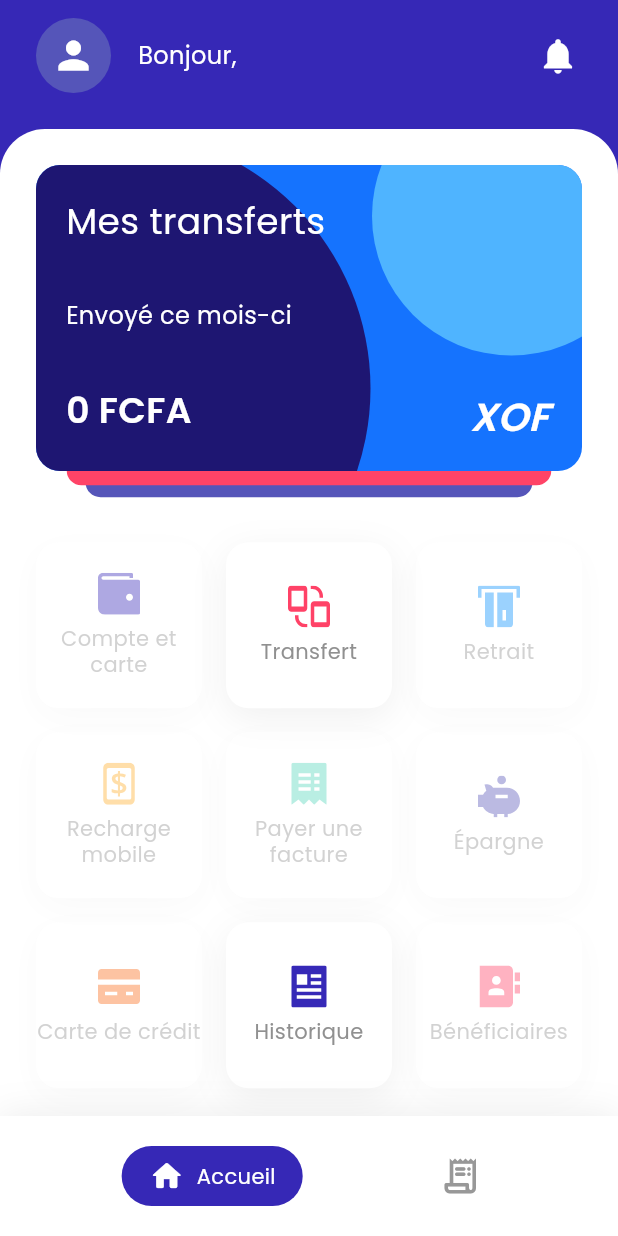
After one commit to Lecam-host/test_ebanking, a Flutter app: the HomePage screen opened by its route, on a phone screen of 412 x 824 dp. The commit adds this screen. Run offline on Flutter 3.47's test engine with Material 3 defaults, Android fonts, the phone set to English and light mode, and no system bars; our stand-ins replace connectivity_plus, dio, drift, firebase_core, firebase_messaging, flutter_riverpod and 4 more; accounts and stored records are empty; generated files the repository leaves out were written again.

Commit message:
feat(ui): add the home screen and bottom bar from the Figma kit
- Home screen after the kit's "Home": greeting with the client's number,
  bell whose badge counts transfers still being checked, summary card,
  3x3 tile grid with the kit's SVG icons (flutter_svg).
- Summary card drawn like the kit's bank card (navy disc, blue and light
  blue, stacked bands; geometry measured on the mockup) but with real data
  only: amount sent this month (accepted transfers only) and the masked
  number, since there is no balance in this test.
- Only Transfer and History tiles are active; the other services stay
  visible for design fidelity but greyed out, with a "coming soon" note.
- Bottom bar (Home, History) through a StatefulShellRoute: each tab keeps
  its state; the send screen stays full screen. After unlocking, the app
  lands on /home.
- Tests: amount sent this month, badge count, phone formatting; router
  test updated.

```diff
--- a/lib/app/router.dart
+++ b/lib/app/router.dart
@@ -1,10 +1,12 @@
 import 'package:flutter/material.dart';
 import 'package:flutter_riverpod/flutter_riverpod.dart';
 import 'package:go_router/go_router.dart';
+import 'package:test_ebanking/core/presentation/app_bottom_bar.dart';
 import 'package:test_ebanking/features/auth/presentation/auth_notifier.dart';
 import 'package:test_ebanking/features/auth/presentation/pages/login_page.dart';
 import 'package:test_ebanking/features/auth/presentation/pages/pin_pages.dart';
 import 'package:test_ebanking/features/transfer/presentation/pages/history_page.dart';
+import 'package:test_ebanking/features/transfer/presentation/pages/home_page.dart';
 import 'package:test_ebanking/features/transfer/presentation/pages/send_transfer_page.dart';
 import 'package:test_ebanking/features/transfer/presentation/pages/transfer_detail_page.dart';
 
@@ -26,7 +28,7 @@ String? authRedirect(AuthStatus status, Uri uri) {
     AuthStatus.locked => '/unlock',
     AuthStatus.unlocked => null,
   };
-  if (required == null) return onAuthPage ? (from ?? '/transfers') : null;
+  if (required == null) return onAuthPage ? (from ?? '/home') : null;
   if (location == required) return null;
   return from == null
       ? required
@@ -41,7 +43,7 @@ final routerProvider = Provider<GoRouter>((ref) {
   ref.onDispose(status.dispose);
 
   return GoRouter(
-    initialLocation: '/transfers',
+    initialLocation: '/home',
     refreshListenable: status,
     redirect: (context, state) => authRedirect(status.value, state.uri),
     routes: [
@@ -53,20 +55,55 @@ final routerProvider = Provider<GoRouter>((ref) {
       GoRoute(path: '/login', builder: (context, state) => const LoginPage()),
       GoRoute(path: '/pin', builder: (context, state) => const CreatePinPage()),
       GoRoute(path: '/unlock', builder: (context, state) => const UnlockPage()),
+      // Hors de la barre du bas : l'envoi occupe tout l'écran.
       GoRoute(
         path: '/send',
         builder: (context, state) => const SendTransferPage(),
       ),
+      // Accueil et historique, avec la barre du bas. indexedStack garde
+      // chaque onglet en vie : on retrouve l'historique là où on l'a laissé.
+      StatefulShellRoute.indexedStack(
+        builder: (context, state, shell) => Scaffold(
+          body: shell,
+          bottomNavigationBar: AppBottomBar(
+            items: const [
+              (icon: Icons.home_rounded, label: 'Accueil'),
+              (icon: Icons.receipt_long_rounded, label: 'Historique'),
+            ],
+            currentIndex: shell.currentIndex,
+            onTap: (index) => shell.goBranch(
+              index,
+              initialLocation: index == shell.currentIndex,
+            ),
+          ),
+        ),
+        branches: [
+          StatefulShellBranch(
+            routes: [
+              GoRoute(
+                path: '/home',
+                builder: (context, state) => const HomePage(),
+              ),
+            ],
+          ),
+          StatefulShellBranch(
+            routes: [
               GoRoute(
                 path: '/transfers',
                 builder: (context, state) => const HistoryPage(),
                 routes: [
-          // L'identifiant est la clé d'idempotence, pas l'id serveur : elle
-          // existe dès l'enregistrement local, avant toute réponse du serveur.
+                  // L'identifiant est la clé d'idempotence, pas l'id serveur :
+                  // elle existe dès l'enregistrement local, avant toute
+                  // réponse du serveur.
                   GoRoute(
                     path: ':id',
-            builder: (context, state) =>
-                TransferDetailPage(idempotencyKey: state.pathParameters['id']!),
+                    builder: (context, state) => TransferDetailPage(
+                      idempotencyKey: state.pathParameters['id']!,
+                    ),
+                  ),
+                ],
+              ),
+            ],
           ),
         ],
       ),
--- /dev/null
+++ b/lib/core/presentation/app_bottom_bar.dart
@@ -0,0 +1,72 @@
+import 'package:flutter/material.dart';
+import 'package:test_ebanking/core/presentation/app_colors.dart';
+
+/// Barre du bas du kit : l'onglet ouvert est une pastille indigo (icône +
+/// libellé), les autres une simple icône grise.
+class AppBottomBar extends StatelessWidget {
+  const AppBottomBar({
+    super.key,
+    required this.items,
+    required this.currentIndex,
+    required this.onTap,
+  });
+
+  final List<({IconData icon, String label})> items;
+  final int currentIndex;
+  final ValueChanged<int> onTap;
+
+  @override
+  Widget build(BuildContext context) => DecoratedBox(
+    decoration: const BoxDecoration(
+      color: Colors.white,
+      boxShadow: [BoxShadow(color: Color(0x14000000), blurRadius: 20)],
+    ),
+    child: SafeArea(
+      top: false,
+      child: Padding(
+        padding: const EdgeInsets.symmetric(vertical: 16),
+        child: Row(
+          mainAxisAlignment: MainAxisAlignment.spaceEvenly,
+          children: [
+            for (final (index, item) in items.indexed)
+              index == currentIndex
+                  ? _Selected(item.icon, item.label)
+                  : IconButton(
+                      tooltip: item.label,
+                      onPressed: () => onTap(index),
+                      icon: Icon(
+                        item.icon,
+                        color: const Color(0xFF989898),
+                        size: 28,
+                      ),
+                    ),
+          ],
+        ),
+      ),
+    ),
+  );
+}
+
+class _Selected extends StatelessWidget {
+  const _Selected(this.icon, this.label);
+
+  final IconData icon;
+  final String label;
+
+  @override
+  Widget build(BuildContext context) => Container(
+    padding: const EdgeInsets.symmetric(horizontal: 18, vertical: 8),
+    decoration: BoxDecoration(
+      color: AppColors.primary,
+      borderRadius: BorderRadius.circular(40),
+    ),
+    child: Row(
+      mainAxisSize: MainAxisSize.min,
+      children: [
+        Icon(icon, color: Colors.white, size: 24),
+        const SizedBox(width: 8),
+        Text(label, style: const TextStyle(color: Colors.white, fontSize: 14)),
+      ],
+    ),
+  );
+}
--- a/lib/features/auth/domain/usecases/session_manager.dart
+++ b/lib/features/auth/domain/usecases/session_manager.dart
@@ -25,6 +25,9 @@ class SessionManager {
   Stream<void> get sessionEnded => _ended.stream;
 
   String? get accessToken => _session?.accessToken;
+
+  /// Numéro du client connecté.
+  String? get phone => _session?.phone;
 
   /// Au démarrage, sans réseau : relit la session gardée sur le téléphone. Le
   /// jeton d'accès sera obtenu au premier appel au serveur.
--- a/lib/features/auth/presentation/auth_notifier.dart
+++ b/lib/features/auth/presentation/auth_notifier.dart
@@ -122,3 +122,9 @@ class AuthNotifier extends Notifier<AuthState> {
 final authNotifierProvider = NotifierProvider<AuthNotifier, AuthState>(
   AuthNotifier.new,
 );
+
+/// Numéro du client connecté, relu à chaque changement de session.
+final currentPhoneProvider = Provider<String?>((ref) {
+  ref.watch(authNotifierProvider);
+  return ref.read(sessionManagerProvider).phone;
+});
--- a/lib/features/transfer/presentation/formatters.dart
+++ b/lib/features/transfer/presentation/formatters.dart
@@ -8,6 +8,18 @@ String formatAmount(int amount) {
   );
   return '$grouped FCFA';
 }
+
+/// 0701020304 → « 07 01 02 03 04 ».
+String formatPhone(String phone) => [
+  for (var i = 0; i < phone.length; i += 2)
+    phone.substring(i, i + 2 > phone.length ? phone.length : i + 2),
+].join(' ');
+
+/// 0701020304 → « 07 •• •• 03 04 », comme un numéro de carte masqué.
+String maskPhone(String phone) => phone.length != 10
+    ? phone
+    : '${phone.substring(0, 2)} •• •• '
+          '${phone.substring(6, 8)} ${phone.substring(8)}';
 
 /// « 23/11/2026 14:05 », à l'heure du téléphone.
 String formatDateTime(DateTime dateTime) {
--- /dev/null
+++ b/lib/features/transfer/presentation/home_summary.dart
@@ -0,0 +1,22 @@
+import 'package:test_ebanking/features/transfer/domain/entities/transfer.dart';
+import 'package:test_ebanking/features/transfer/domain/entities/transfer_status.dart';
+
+/// Montant envoyé ce mois-ci, calculé sur l'historique du téléphone.
+///
+/// Seuls comptent les transferts acceptés par le serveur : un transfert
+/// incertain n'est peut-être pas parti, un refusé ou échoué n'a rien envoyé.
+int amountSentThisMonth(List<Transfer> transfers, DateTime now) => transfers
+    .where((t) => _sameMonth(t.createdAt.toLocal(), now) && _accepted(t.status))
+    .fold(0, (sum, t) => sum + t.amount);
+
+/// Transferts encore « en vérification » (pastille de la cloche).
+int uncertainCount(List<Transfer> transfers) =>
+    transfers.where((t) => t.status.needsReconciliation).length;
+
+bool _sameMonth(DateTime a, DateTime b) =>
+    a.year == b.year && a.month == b.month;
+
+bool _accepted(TransferStatus status) =>
+    status == TransferStatus.submitted ||
+    status == TransferStatus.processing ||
+    status == TransferStatus.paid;
--- /dev/null
+++ b/lib/features/transfer/presentation/pages/home_page.dart
@@ -0,0 +1,196 @@
+import 'package:flutter/material.dart';
+import 'package:flutter_riverpod/flutter_riverpod.dart';
+import 'package:flutter_svg/flutter_svg.dart';
+import 'package:go_router/go_router.dart';
+import 'package:test_ebanking/core/presentation/app_colors.dart';
+import 'package:test_ebanking/features/auth/presentation/auth_notifier.dart';
+import 'package:test_ebanking/features/transfer/presentation/formatters.dart';
+import 'package:test_ebanking/features/transfer/presentation/home_summary.dart';
+import 'package:test_ebanking/features/transfer/presentation/transfer_providers.dart';
+import 'package:test_ebanking/features/transfer/presentation/widgets/summary_card.dart';
+
+/// Accueil, d'après l'écran « Home » du kit Figma.
+///
+/// Les neuf tuiles du kit sont gardées pour rester fidèle au design ; seules
+/// celles de ce test (Transfert, Historique) sont actives, les autres sont
+/// grisées et l'annoncent.
+class HomePage extends ConsumerWidget {
+  const HomePage({super.key});
+
+  @override
+  Widget build(BuildContext context, WidgetRef ref) {
+    final transfers = ref.watch(historyProvider).value?.transfers ?? const [];
+    final now = ref.watch(nowProvider).value ?? ref.watch(clockProvider).now();
+    final phone = ref.watch(currentPhoneProvider) ?? '';
+
+    return Scaffold(
+      backgroundColor: AppColors.primary,
+      body: SafeArea(
+        bottom: false,
+        child: Column(
+          children: [
+            _Header(phone: phone, uncertain: uncertainCount(transfers)),
+            Expanded(
+              child: DecoratedBox(
+                decoration: const BoxDecoration(
+                  color: Colors.white,
+                  borderRadius: BorderRadius.vertical(top: Radius.circular(30)),
+                ),
+                child: ListView(
+                  padding: const EdgeInsets.fromLTRB(24, 24, 24, 24),
+                  children: [
+                    SummaryCard(
+                      phone: phone,
+                      sentThisMonth: amountSentThisMonth(transfers, now),
+                    ),
+                    const SizedBox(height: 30),
+                    GridView.count(
+                      crossAxisCount: 3,
+                      mainAxisSpacing: 16,
+                      crossAxisSpacing: 16,
+                      shrinkWrap: true,
+                      physics: const NeverScrollableScrollPhysics(),
+                      // Laisse déborder l'ombre des tuiles du bord.
+                      clipBehavior: Clip.none,
+                      children: [
+                        _Tile('account', 'Compte et carte'),
+                        _Tile(
+                          'transfer',
+                          'Transfert',
+                          onTap: () => context.push('/send'),
+                        ),
+                        _Tile('withdraw', 'Retrait'),
+                        _Tile('mobile_prepaid', 'Recharge mobile'),
+                        _Tile('pay_bill', 'Payer une facture'),
+                        _Tile('savings', 'Épargne'),
+                        _Tile('credit_card', 'Carte de crédit'),
+                        _Tile(
+                          'history',
+                          'Historique',
+                          onTap: () => context.go('/transfers'),
+                        ),
+                        _Tile('beneficiaries', 'Bénéficiaires'),
+                      ],
+                    ),
+                  ],
+                ),
+              ),
+            ),
+          ],
+        ),
+      ),
+    );
+  }
+}
+
+class _Header extends StatelessWidget {
+  const _Header({required this.phone, required this.uncertain});
+
+  final String phone;
+  final int uncertain;
+
+  @override
+  Widget build(BuildContext context) => Padding(
+    padding: const EdgeInsets.fromLTRB(24, 12, 16, 24),
+    child: Row(
+      children: [
+        const CircleAvatar(
+          radius: 25,
+          backgroundColor: AppColors.primaryLight,
+          child: Icon(Icons.person, color: Colors.white, size: 30),
+        ),
+        const SizedBox(width: 18),
+        Expanded(
+          child: Text(
+            'Bonjour, ${formatPhone(phone)}',
+            style: const TextStyle(
+              color: Colors.white,
+              fontSize: 16,
+              fontWeight: FontWeight.w500,
+            ),
+          ),
+        ),
+        IconButton(
+          tooltip: 'Transferts en vérification',
+          onPressed: () => context.go('/transfers'),
+          icon: Badge(
+            // Pastille : transferts encore « en vérification ».
+            isLabelVisible: uncertain > 0,
+            label: Text('$uncertain'),
+            backgroundColor: AppColors.red,
+            child: const Icon(
+              Icons.notifications,
+              color: Colors.white,
+              size: 28,
+            ),
+          ),
+        ),
+      ],
+    ),
+  );
+}
+
+class _Tile extends StatelessWidget {
+  const _Tile(this.icon, this.label, {this.onTap});
+
+  final String icon;
+  final String label;
+
+  /// null : service hors du périmètre de ce test.
+  final VoidCallback? onTap;
+
+  @override
+  Widget build(BuildContext context) {
+    final available = onTap != null;
+    return Opacity(
+      opacity: available ? 1 : 0.4,
+      child: DecoratedBox(
+        // Ombre grise diffuse, plus marquée vers le bas : environ 4 % de noir
+        // au bord de la tuile, mesuré sur la maquette.
+        decoration: BoxDecoration(
+          color: Colors.white,
+          borderRadius: BorderRadius.circular(15),
+          boxShadow: const [
+            BoxShadow(
+              color: Color(0x0F000000),
+              blurRadius: 20,
+              offset: Offset(0, 6),
+            ),
+          ],
+        ),
+        child: Material(
+          type: MaterialType.transparency,
+          child: InkWell(
+            borderRadius: BorderRadius.circular(15),
+            onTap: onTap ?? () => _comingSoon(context),
+            child: Column(
+              mainAxisAlignment: MainAxisAlignment.center,
+              children: [
+                SvgPicture.asset(
+                  'assets/icons/$icon.svg',
+                  width: 28,
+                  height: 28,
+                ),
+                const SizedBox(height: 8),
+                Text(
+                  label,
+                  textAlign: TextAlign.center,
+                  maxLines: 2,
+                  style: const TextStyle(
+                    color: Color(0xFF909090),
+                    fontSize: 14,
+                    height: 1.2,
+                  ),
+                ),
+              ],
+            ),
+          ),
+        ),
+      ),
+    );
+  }
+
+  static void _comingSoon(BuildContext context) =>
+      ScaffoldMessenger.of(context)
+          .showSnackBar(const SnackBar(content: Text('Bientôt disponible.')));
+}
--- /dev/null
+++ b/lib/features/transfer/presentation/widgets/summary_card.dart
@@ -0,0 +1,168 @@
+import 'package:flutter/material.dart';
+import 'package:test_ebanking/core/presentation/app_colors.dart';
+import 'package:test_ebanking/features/transfer/presentation/formatters.dart';
+
+/// Carte de l'accueil, d'après la carte bancaire du kit : mêmes formes et
+/// couleurs, mais des données réelles (montant envoyé ce mois-ci, numéro du
+/// client masqué) au lieu d'un solde, qui n'existe pas dans ce test.
+///
+/// Mesures relevées sur la maquette (en points, relatives à la carte).
+class SummaryCard extends StatelessWidget {
+  const SummaryCard({
+    super.key,
+    required this.phone,
+    required this.sentThisMonth,
+  });
+
+  final String phone;
+  final int sentThisMonth;
+
+  static const _height = 204.0;
+  static const _navy = Color(0xFF1E1672);
+  static const _blue = Color(0xFF1573FE);
+  static const _lightBlue = Color(0xFF4FB4FF);
+
+  @override
+  Widget build(BuildContext context) => SizedBox(
+    // + les deux bandes qui dépassent sous la carte (cartes empilées).
+    height: _height + 17.5,
+    child: Stack(
+      children: [
+        _band(
+          top: _height - 10,
+          height: 27.5,
+          inset: 33,
+          color: AppColors.primaryLight,
+        ),
+        _band(
+          top: _height - 10,
+          height: 19.5,
+          inset: 20.5,
+          color: AppColors.red,
+        ),
+        Positioned(
+          left: 0,
+          right: 0,
+          top: 0,
+          height: _height,
+          child: ClipRRect(
+            borderRadius: BorderRadius.circular(16),
+            child: ColoredBox(
+              color: _blue,
+              child: Stack(
+                children: [
+                  _disc(
+                    center: const Offset(317, 34),
+                    radius: 93,
+                    color: _lightBlue,
+                  ),
+                  _disc(
+                    center: const Offset(51, 149),
+                    radius: 172,
+                    color: _navy,
+                  ),
+                  ..._texts(),
+                ],
+              ),
+            ),
+          ),
+        ),
+      ],
+    ),
+  );
+
+  List<Widget> _texts() {
+    const white = Colors.white;
+    return [
+      const Positioned(
+        left: 20,
+        top: 20,
+        child: Text(
+          'Mes transferts',
+          style: TextStyle(color: white, fontSize: 24),
+        ),
+      ),
+      const Positioned(
+        left: 20,
+        top: 89,
+        child: Text(
+          'Envoyé ce mois-ci',
+          style: TextStyle(
+            color: white,
+            fontSize: 16,
+            fontWeight: FontWeight.w500,
+          ),
+        ),
+      ),
+      Positioned(
+        left: 20,
+        top: 121,
+        child: Text(
+          maskPhone(phone),
+          style: const TextStyle(color: white, fontSize: 18, letterSpacing: 1),
+        ),
+      ),
+      Positioned(
+        left: 20,
+        top: 146,
+        child: Text(
+          formatAmount(sentThisMonth),
+          style: const TextStyle(
+            color: white,
+            fontSize: 24,
+            fontWeight: FontWeight.w600,
+          ),
+        ),
+      ),
+      // À la place du logo VISA : la devise.
+      const Positioned(
+        right: 22,
+        bottom: 18,
+        child: Text(
+          'XOF',
+          style: TextStyle(
+            color: white,
+            fontSize: 26,
+            fontWeight: FontWeight.w600,
+            fontStyle: FontStyle.italic,
+          ),
+        ),
+      ),
+    ];
+  }
+
+  /// Disque de [radius] centré en [center] (coordonnées de la carte) ; ce qui
+  /// dépasse est coupé par les coins arrondis.
+  static Widget _disc({
+    required Offset center,
+    required double radius,
+    required Color color,
+  }) => Positioned(
+    left: center.dx - radius,
+    top: center.dy - radius,
+    width: radius * 2,
+    height: radius * 2,
+    child: DecoratedBox(
+      decoration: BoxDecoration(color: color, shape: BoxShape.circle),
+    ),
+  );
+
+  /// Bande centrée sous la carte, en retrait de [inset] de chaque côté.
+  static Widget _band({
+    required double top,
+    required double height,
+    required double inset,
+    required Color color,
+  }) => Positioned(
+    left: inset,
+    right: inset,
+    top: top,
+    height: height,
+    child: DecoratedBox(
+      decoration: BoxDecoration(
+        color: color,
+        borderRadius: BorderRadius.circular(10),
+      ),
+    ),
+  );
+}
--- a/pubspec.yaml
+++ b/pubspec.yaml
@@ -47,6 +47,7 @@ dependencies:
   firebase_core: ^5.2.0
   firebase_messaging: ^17.1.0
   pretty_dio_logger: ^1.4.0
+  flutter_svg: ^2.5.0
 
 dev_dependencies:
   flutter_test:
@@ -93,6 +94,10 @@ flutter:
         - asset: assets/fonts/poppins/Poppins-SemiBold.ttf
           weight: 600
 
+  # Icônes SVG du kit Figma (accueil).
+  assets:
+    - assets/icons/
+
   # To add assets to your application, add an assets section, like this:
   # assets:
   #   - images/a_dot_burr.jpeg
```
Also changed, not shown: assets/icons/account.svg (added), assets/icons/beneficiaries.svg (added), assets/icons/credit_card.svg (added), assets/icons/history.svg (added), assets/icons/mobile_prepaid.svg (added), assets/icons/pay_bill.svg (added), assets/icons/savings.svg (added), assets/icons/transfer.svg (added), assets/icons/withdraw.svg (added), pubspec.lock, 2 other files. Lines whose indentation alone changed are shown as unchanged.
